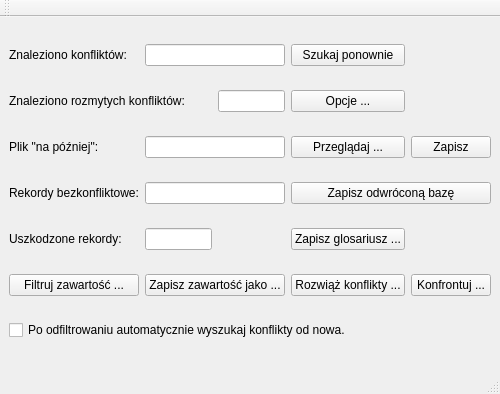
Above: contentmanagerwindow.ui from benkopolis/conflict-resolver before the change. Below: the same form after it.
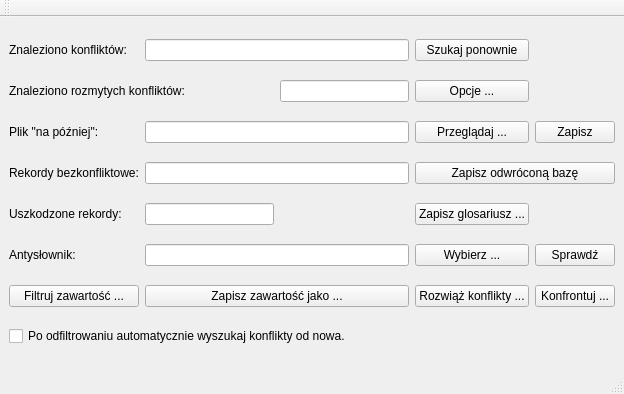
That is the form after the change.

Commit message: anty slownik zrobiony, bez testowania

Patch:
```diff
--- a/contentmanagerwindow.ui
+++ b/contentmanagerwindow.ui
@@ -6,7 +6,7 @@
    <rect>
     <x>0</x>
     <y>0</y>
-    <width>491</width>
+    <width>624</width>
     <height>394</height>
    </rect>
   </property>
@@ -126,7 +126,7 @@
       </property>
      </widget>
     </item>
-    <item row="5" column="0">
+    <item row="6" column="0">
      <widget class="QPushButton" name="_filterContent">
       <property name="toolTip">
        <string>&lt;!DOCTYPE HTML PUBLIC &quot;-//W3C//DTD HTML 4.0//EN&quot; &quot;http://www.w3.org/TR/REC-html40/strict.dtd&quot;&gt;
@@ -140,7 +140,7 @@
       </property>
      </widget>
     </item>
-    <item row="5" column="1" colspan="2">
+    <item row="6" column="1" colspan="2">
      <widget class="QPushButton" name="_saveContent">
       <property name="toolTip">
        <string>&lt;!DOCTYPE HTML PUBLIC &quot;-//W3C//DTD HTML 4.0//EN&quot; &quot;http://www.w3.org/TR/REC-html40/strict.dtd&quot;&gt;
@@ -154,7 +154,7 @@
       </property>
      </widget>
     </item>
-    <item row="5" column="3">
+    <item row="6" column="3">
      <widget class="QPushButton" name="_resolveConflicts">
       <property name="toolTip">
        <string>&lt;!DOCTYPE HTML PUBLIC &quot;-//W3C//DTD HTML 4.0//EN&quot; &quot;http://www.w3.org/TR/REC-html40/strict.dtd&quot;&gt;
@@ -168,7 +168,7 @@
       </property>
      </widget>
     </item>
-    <item row="5" column="4">
+    <item row="6" column="4">
      <widget class="QPushButton" name="_confront">
       <property name="toolTip">
        <string>Otwiera dodatkowy plik, którego zawartość jest przeglądana z już otawrtą zawartością, wyszukiwana są konflikty według wybranych opcji,
@@ -179,7 +179,7 @@
       </property>
      </widget>
     </item>
-    <item row="6" column="0" colspan="4">
+    <item row="7" column="0" colspan="4">
      <widget class="QCheckBox" name="_autoSeachOnFiltered">
       <property name="text">
        <string>Po odfiltrowaniu automatycznie wyszukaj konflikty od nowa.</string>
@@ -223,6 +223,30 @@
       </property>
      </widget>
     </item>
+    <item row="5" column="0">
+     <widget class="QLabel" name="label_6">
+      <property name="text">
+       <string>Antysłownik:</string>
+      </property>
+     </widget>
+    </item>
+    <item row="5" column="1" colspan="2">
+     <widget class="QLineEdit" name="_antiDict"/>
+    </item>
+    <item row="5" column="3">
+     <widget class="QPushButton" name="_chooseAntiDict">
+      <property name="text">
+       <string>Wybierz ...</string>
+      </property>
+     </widget>
+    </item>
+    <item row="5" column="4">
+     <widget class="QPushButton" name="_checkDict">
+      <property name="text">
+       <string>Sprawdź</string>
+      </property>
+     </widget>
+    </item>
    </layout>
   </widget>
   <widget class="QMenuBar" name="menubar">
```
Left out of the diff: 4 changed lines with no effect on the pictures. The commit also changes 15 other files.
